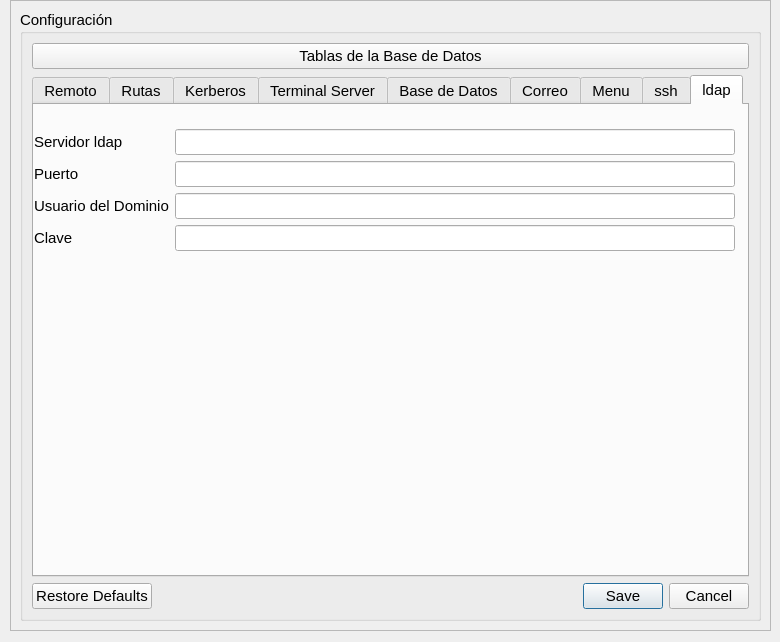
The window that configuracion.ui (grxdipgra/GrxMenu) describes before a commit, drawn with Qt 5.
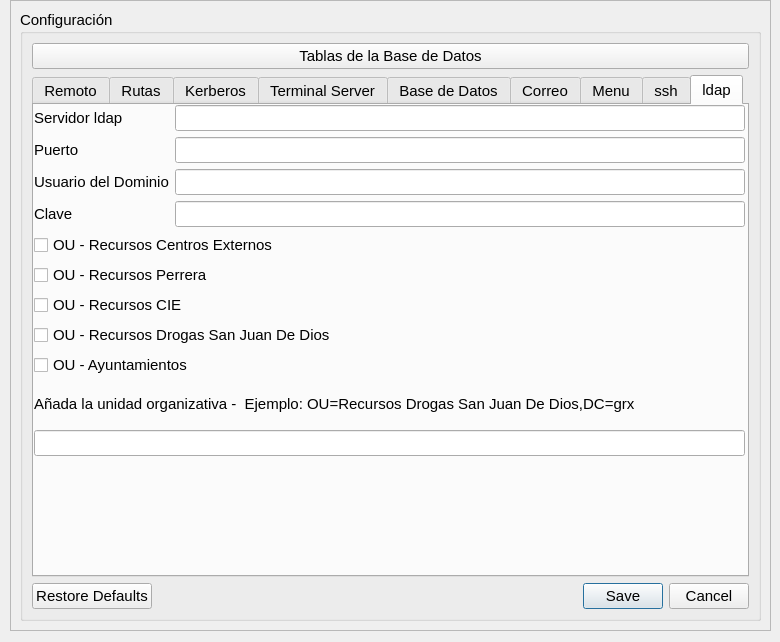
The same window after the commit. The open tabs and pages were chosen to show the change. Icons and pictures are not drawn.

Commit message: Añadido usuarios. Añadido configuracion ldap

What changed in the file:
```diff
--- a/configuracion.ui
+++ b/configuracion.ui
@@ -1631,10 +1631,12 @@
              <rect>
               <x>0</x>
               <y>0</y>
-              <width>701</width>
-              <height>171</height>
+              <width>711</width>
+              <height>351</height>
              </rect>
             </property>
+            <layout class="QVBoxLayout" name="verticalLayout_24">
+             <item>
             <layout class="QGridLayout" name="gridLayout_12">
              <item row="0" column="0">
               <layout class="QVBoxLayout" name="verticalLayout_21">
@@ -1680,7 +1682,62 @@
                 <widget class="QLineEdit" name="lineEdit_ldap_usuarioDominio"/>
                </item>
                <item>
-                <widget class="QLineEdit" name="lineEdit_ldap_clave"/>
+                  <widget class="QLineEdit" name="lineEdit_ldap_clave">
+                   <property name="echoMode">
+                    <enum>QLineEdit::Password</enum>
+                   </property>
+                  </widget>
+                 </item>
+                </layout>
+               </item>
+              </layout>
+             </item>
+             <item>
+              <layout class="QVBoxLayout" name="verticalLayout_23">
+               <item>
+                <widget class="QCheckBox" name="checkBox_recursos_externos">
+                 <property name="text">
+                  <string>OU - Recursos Centros Externos</string>
+                 </property>
+                </widget>
+               </item>
+               <item>
+                <widget class="QCheckBox" name="checkBox_recursos_perrera">
+                 <property name="text">
+                  <string>OU - Recursos Perrera</string>
+                 </property>
+                </widget>
+               </item>
+               <item>
+                <widget class="QCheckBox" name="checkBox_cie">
+                 <property name="text">
+                  <string>OU - Recursos CIE</string>
+                 </property>
+                </widget>
+               </item>
+               <item>
+                <widget class="QCheckBox" name="checkBox_CPD">
+                 <property name="text">
+                  <string>OU - Recursos Drogas San Juan De Dios</string>
+                 </property>
+                </widget>
+               </item>
+               <item>
+                <widget class="QCheckBox" name="checkBox_ayuntamientos">
+                 <property name="text">
+                  <string>OU - Ayuntamientos</string>
+                 </property>
+                </widget>
+               </item>
+               <item>
+                <widget class="QLabel" name="label_55">
+                 <property name="text">
+                  <string>Añada la unidad organizativa -  Ejemplo: OU=Recursos Drogas San Juan De Dios,DC=grx</string>
+                 </property>
+                </widget>
+               </item>
+               <item>
+                <widget class="QLineEdit" name="lineEdit_OU"/>
                </item>
               </layout>
              </item>
```
Left out of the diff: 27 changed lines with no effect on the pictures. Lines whose indentation alone changed are shown as unchanged. The commit also changes 10 other files.
